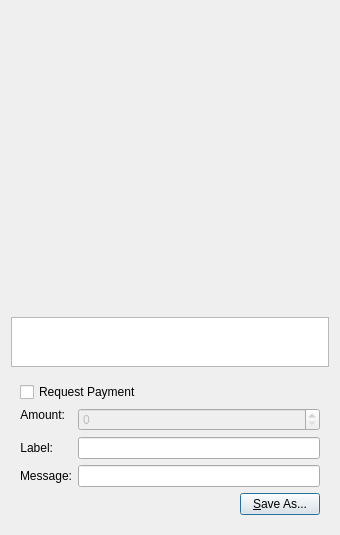
First picture: the form in src/qt/forms/qrcodedialog.ui, repository vtorrent/vTorrent-Client, before the edit.
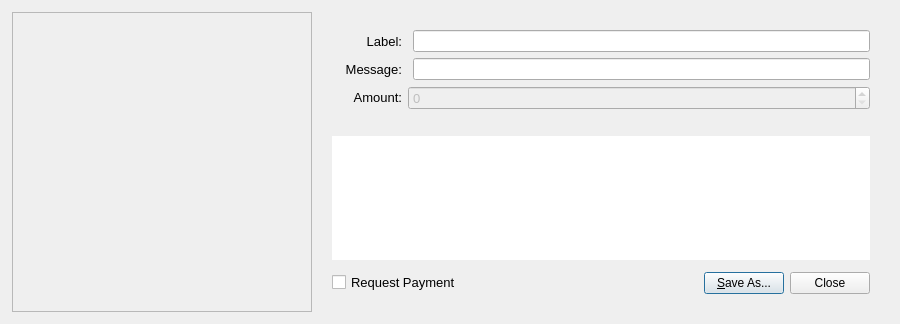
Second picture: the form after the edit. Custom widgets are drawn as their Qt base class.

Patch:
```diff
--- a/src/qt/forms/qrcodedialog.ui
+++ b/src/qt/forms/qrcodedialog.ui
@@ -6,28 +6,58 @@
    <rect>
     <x>0</x>
     <y>0</y>
-    <width>340</width>
-    <height>530</height>
+    <width>900</width>
+    <height>324</height>
    </rect>
   </property>
+  <property name="minimumSize">
+   <size>
+    <width>900</width>
+    <height>324</height>
+   </size>
+  </property>
+  <property name="maximumSize">
+   <size>
+    <width>900</width>
+    <height>16777215</height>
+   </size>
+  </property>
   <property name="windowTitle">
    <string>QR Code Dialog</string>
   </property>
-  <layout class="QVBoxLayout" name="verticalLayout_3">
+  <layout class="QHBoxLayout" name="horizontalLayout_6">
+   <property name="spacing">
+    <number>20</number>
+   </property>
+   <property name="leftMargin">
+    <number>12</number>
+   </property>
+   <property name="topMargin">
+    <number>0</number>
+   </property>
+   <property name="rightMargin">
+    <number>30</number>
+   </property>
+   <property name="bottomMargin">
+    <number>0</number>
+   </property>
    <item>
     <widget class="QLabel" name="lblQRCode">
-     <property name="sizePolicy">
-      <sizepolicy hsizetype="Expanding" vsizetype="Expanding">
-       <horstretch>0</horstretch>
-       <verstretch>0</verstretch>
-      </sizepolicy>
-     </property>
      <property name="minimumSize">
       <size>
        <width>300</width>
        <height>300</height>
       </size>
      </property>
+     <property name="maximumSize">
+      <size>
+       <width>300</width>
+       <height>300</height>
+      </size>
+     </property>
+     <property name="frameShape">
+      <enum>QFrame::StyledPanel</enum>
+     </property>
      <property name="textFormat">
       <enum>Qt::PlainText</enum>
      </property>
@@ -39,48 +69,39 @@
      </property>
     </widget>
    </item>
-   <item>
-    <widget class="QPlainTextEdit" name="outUri">
-     <property name="sizePolicy">
-      <sizepolicy hsizetype="Expanding" vsizetype="Minimum">
-       <horstretch>0</horstretch>
-       <verstretch>0</verstretch>
-      </sizepolicy>
-     </property>
-     <property name="minimumSize">
-      <size>
-       <width>0</width>
-       <height>50</height>
-      </size>
-     </property>
-     <property name="tabChangesFocus">
-      <bool>true</bool>
-     </property>
-     <property name="textInteractionFlags">
-      <set>Qt::TextSelectableByKeyboard|Qt::TextSelectableByMouse</set>
-     </property>
-    </widget>
-   </item>
    <item>
     <widget class="QWidget" name="widget" native="true">
-     <layout class="QVBoxLayout" name="verticalLayout_2">
+     <layout class="QVBoxLayout" name="verticalLayout">
+      <property name="leftMargin">
+       <number>0</number>
+      </property>
+      <property name="topMargin">
+       <number>30</number>
+      </property>
+      <property name="rightMargin">
+       <number>0</number>
+      </property>
+      <property name="bottomMargin">
+       <number>30</number>
+      </property>
       <item>
-       <widget class="QCheckBox" name="chkReqPayment">
-        <property name="enabled">
-         <bool>true</bool>
+       <layout class="QHBoxLayout" name="horizontalLayout_3">
+        <property name="spacing">
+         <number>11</number>
         </property>
-        <property name="text">
-         <string>Request Payment</string>
-        </property>
-       </widget>
-      </item>
-      <item>
-       <layout class="QFormLayout" name="formLayout">
-        <property name="fieldGrowthPolicy">
-         <enum>QFormLayout::AllNonFixedFieldsGrow</enum>
-        </property>
-        <item row="1" column="0">
+        <item>
          <widget class="QLabel" name="lblLabel">
+          <property name="minimumSize">
+           <size>
+            <width>70</width>
+            <height>0</height>
+           </size>
+          </property>
+          <property name="font">
+           <font>
+            <pointsize>10</pointsize>
+           </font>
+          </property>
           <property name="text">
            <string>Label:</string>
           </property>
@@ -95,11 +116,41 @@
           </property>
          </widget>
         </item>
-        <item row="1" column="1">
-         <widget class="QLineEdit" name="lnLabel"/>
+        <item>
+         <widget class="QLineEdit" name="lnLabel">
+          <property name="minimumSize">
+           <size>
+            <width>0</width>
+            <height>22</height>
+           </size>
+          </property>
+          <property name="font">
+           <font>
+            <pointsize>10</pointsize>
+           </font>
+          </property>
+         </widget>
         </item>
-        <item row="2" column="0">
+       </layout>
+      </item>
+      <item>
+       <layout class="QHBoxLayout" name="horizontalLayout_4">
+        <property name="spacing">
+         <number>11</number>
+        </property>
+        <item>
          <widget class="QLabel" name="lblMessage">
+          <property name="minimumSize">
+           <size>
+            <width>70</width>
+            <height>0</height>
+           </size>
+          </property>
+          <property name="font">
+           <font>
+            <pointsize>10</pointsize>
+           </font>
+          </property>
           <property name="text">
            <string>Message:</string>
           </property>
@@ -114,10 +165,38 @@
           </property>
          </widget>
         </item>
-        <item row="2" column="1">
-         <widget class="QLineEdit" name="lnMessage"/>
+        <item>
+         <widget class="QLineEdit" name="lnMessage">
+          <property name="minimumSize">
+           <size>
+            <width>0</width>
+            <height>22</height>
+           </size>
+          </property>
+          <property name="font">
+           <font>
+            <pointsize>10</pointsize>
+           </font>
+          </property>
+         </widget>
         </item>
-        <item row="0" column="0">
+       </layout>
+      </item>
+      <item>
+       <layout class="QHBoxLayout" name="horizontalLayout_2">
+        <property name="leftMargin">
+         <number>0</number>
+        </property>
+        <property name="topMargin">
+         <number>0</number>
+        </property>
+        <property name="rightMargin">
+         <number>0</number>
+        </property>
+        <property name="bottomMargin">
+         <number>0</number>
+        </property>
+        <item>
          <widget class="QLabel" name="lblAmount">
           <property name="sizePolicy">
            <sizepolicy hsizetype="Preferred" vsizetype="Maximum">
@@ -125,6 +204,17 @@
             <verstretch>0</verstretch>
            </sizepolicy>
           </property>
+          <property name="minimumSize">
+           <size>
+            <width>70</width>
+            <height>0</height>
+           </size>
+          </property>
+          <property name="font">
+           <font>
+            <pointsize>10</pointsize>
+           </font>
+          </property>
           <property name="text">
            <string>Amount:</string>
           </property>
@@ -139,23 +229,114 @@
           </property>
          </widget>
         </item>
-        <item row="0" column="1">
+        <item>
          <widget class="BitcoinAmountField" name="lnReqAmount">
           <property name="enabled">
            <bool>false</bool>
           </property>
-          <property name="minimumSize">
-           <size>
-            <width>80</width>
-            <height>0</height>
-           </size>
+          <property name="sizePolicy">
+           <sizepolicy hsizetype="Expanding" vsizetype="Fixed">
+            <horstretch>0</horstretch>
+            <verstretch>0</verstretch>
+           </sizepolicy>
+          </property>
+          <property name="font">
+           <font>
+            <pointsize>10</pointsize>
+           </font>
           </property>
          </widget>
         </item>
        </layout>
       </item>
+      <item>
+       <spacer name="verticalSpacer_2">
+        <property name="orientation">
+         <enum>Qt::Vertical</enum>
+        </property>
+        <property name="sizeType">
+         <enum>QSizePolicy::Fixed</enum>
+        </property>
+        <property name="sizeHint" stdset="0">
+         <size>
+          <width>20</width>
+          <height>20</height>
+         </size>
+        </property>
+       </spacer>
+      </item>
+      <item>
+       <widget class="QPlainTextEdit" name="outUri">
+        <property name="sizePolicy">
+         <sizepolicy hsizetype="Expanding" vsizetype="Expanding">
+          <horstretch>0</horstretch>
+          <verstretch>0</verstretch>
+         </sizepolicy>
+        </property>
+        <property name="font">
+         <font>
+          <pointsize>10</pointsize>
+         </font>
+        </property>
+        <property name="frameShape">
+         <enum>QFrame::NoFrame</enum>
+        </property>
+        <property name="tabChangesFocus">
+         <bool>true</bool>
+        </property>
+        <property name="textInteractionFlags">
+         <set>Qt::TextSelectableByMouse</set>
+        </property>
+       </widget>
+      </item>
+      <item>
+       <widget class="QFrame" name="frame_4">
+        <layout class="QVBoxLayout" name="verticalLayout_5">
+         <property name="leftMargin">
+          <number>0</number>
+         </property>
+         <property name="topMargin">
+          <number>0</number>
+         </property>
+         <property name="rightMargin">
+          <number>0</number>
+         </property>
+         <property name="bottomMargin">
+          <number>0</number>
+         </property>
+        </layout>
+       </widget>
+      </item>
+      <item>
+       <spacer name="verticalSpacer">
+        <property name="orientation">
+         <enum>Qt::Vertical</enum>
+        </property>
+        <property name="sizeHint" stdset="0">
+         <size>
+          <width>20</width>
+          <height>40</height>
+         </size>
+        </property>
+       </spacer>
+      </item>
       <item>
        <layout class="QHBoxLayout" name="horizontalLayout">
+        <item>
+         <widget class="QCheckBox" name="chkReqPayment">
+          <property name="enabled">
+           <bool>true</bool>
+          </property>
+          <property name="font">
+           <font>
+            <pointsize>10</pointsize>
+           </font>
+          </property>
+          <property name="text">
+           <string>Request Payment</string>
+          </property>
+         </widget>
+        </item>
         <item>
          <spacer name="horizontalSpacer">
           <property name="orientation">
@@ -176,6 +357,13 @@
           </property>
          </widget>
         </item>
+        <item>
+         <widget class="QPushButton" name="pushButton">
+          <property name="text">
+           <string>Close</string>
+          </property>
+         </widget>
+        </item>
        </layout>
       </item>
      </layout>
```
Left out of the diff: 9 changed lines with no effect on the pictures.
